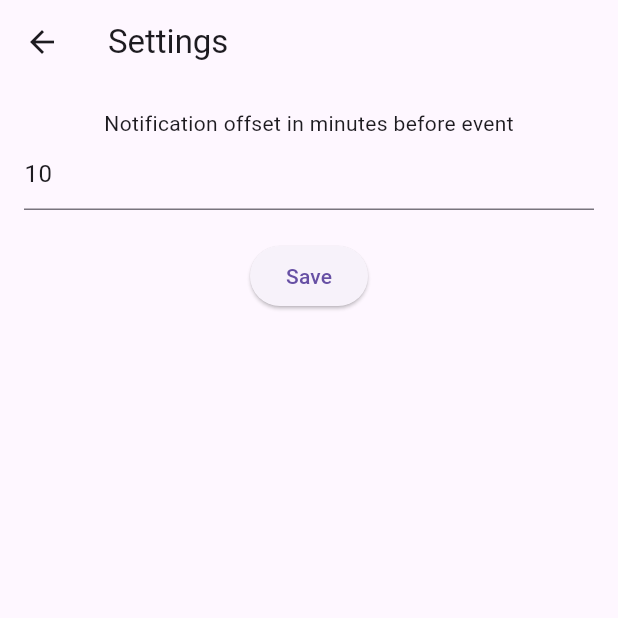
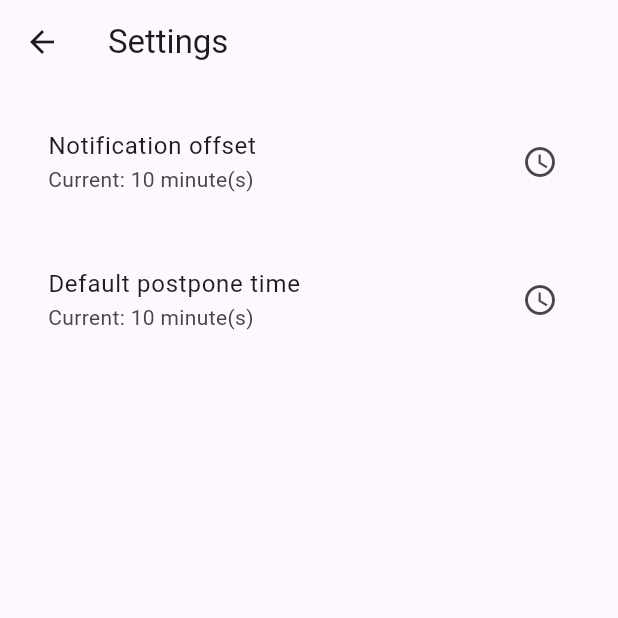
Before and after one commit to suvratp21/ugp-calendar-app, a Flutter app: the SettingsPage screen opened directly, on a phone screen of 412 x 824 dp, the top half of it. Run offline on Flutter 3.47's test engine with Material 3 defaults, Android fonts, the phone set to English and light mode, and no system bars; our stand-ins replace awesome_notifications, flutter_spinkit, google_sign_in, syncfusion_flutter_calendar; missing offline and left inert: googleapis.

Commit message:
notification reject/postpone option wroking , and set default postpone option ready

```diff
--- a/lib/notification_settings.dart
+++ b/lib/notification_settings.dart
@@ -1,3 +1,6 @@
 class NotificationSettings {
-  static int defaultNotificationOffset = 10; // in minutes
+  // Default offset time in minutes before the event
+  static int defaultNotificationOffset = 10;
+  // Default postpone time in minutes for shifting event start time
+  static int defaultPostponeTime = 10;
 }
--- a/lib/settings_page.dart
+++ b/lib/settings_page.dart
@@ -8,29 +8,42 @@ class SettingsPage extends StatefulWidget {
 }
 
 class _SettingsPageState extends State<SettingsPage> {
-  late TextEditingController _controller;
+  int _offsetMinutes = NotificationSettings.defaultNotificationOffset;
+  int _postponeMinutes = NotificationSettings.defaultPostponeTime;
 
-  @override
-  void initState() {
-    super.initState();
-    _controller = TextEditingController(
-        text: NotificationSettings.defaultNotificationOffset.toString());
-  }
-
-  @override
-  void dispose() {
-    _controller.dispose();
-    super.dispose();
-  }
-
-  void _saveSetting() {
-    final value = int.tryParse(_controller.text);
-    if (value != null) {
+  Future<void> _selectTime(String label, int currentMinutes,
+      void Function(int newMinutes) onTimeSelected) async {
+    // Calculate initial hour in 0–11 range.
+    final currentHour = currentMinutes ~/ 60;
+    final initialHour = currentHour < 12 ? currentHour : currentHour - 12;
+    final initialMinute = currentMinutes % 60;
+    final initialTime = TimeOfDay(hour: initialHour, minute: initialMinute);
+    final TimeOfDay? picked = await showTimePicker(
+      context: context,
+      initialTime: initialTime,
+      helpText: "Select $label time ",
+      builder: (BuildContext context, Widget? child) {
+        // Force 24-hour mode so AM/PM option is removed.
+        return MediaQuery(
+          data: MediaQuery.of(context).copyWith(alwaysUse24HourFormat: true),
+          child: child!,
+        );
+      },
+    );
+    if (picked != null) {
+      // Normalize picked hour: if hour >=12 then subtract 12 so that 12 becomes 0.
+      final normalizedHour = picked.hour < 12 ? picked.hour : picked.hour - 12;
+      final newMinutes = normalizedHour * 60 + picked.minute;
       setState(() {
-        NotificationSettings.defaultNotificationOffset = value;
+        onTimeSelected(newMinutes);
+        NotificationSettings.defaultNotificationOffset =
+            label == "notification offset"
+                ? newMinutes
+                : NotificationSettings.defaultNotificationOffset;
+        NotificationSettings.defaultPostponeTime = label == "postpone"
+            ? newMinutes
+            : NotificationSettings.defaultPostponeTime;
       });
-      ScaffoldMessenger.of(context)
-          .showSnackBar(const SnackBar(content: Text("Default time updated")));
     }
   }
 
@@ -42,19 +55,30 @@ class _SettingsPageState extends State<SettingsPage> {
         padding: const EdgeInsets.all(16.0),
         child: Column(
           children: [
-            const Text("Notification offset in minutes before event"),
-            TextField(
-              controller: _controller,
-              keyboardType: TextInputType.number,
-              decoration: const InputDecoration(
-                hintText: "Enter minutes",
-              ),
+            // Notification offset picker.
+            ListTile(
+              title: const Text("Notification offset"),
+              subtitle: Text("Current: $_offsetMinutes minute(s)"),
+              trailing: const Icon(Icons.access_time),
+              onTap: () async {
+                await _selectTime("notification offset", _offsetMinutes,
+                    (newMinutes) {
+                  _offsetMinutes = newMinutes;
+                });
+              },
             ),
             const SizedBox(height: 20),
-            ElevatedButton(
-              onPressed: _saveSetting,
-              child: const Text("Save"),
-            )
+            // Postpone time picker.
+            ListTile(
+              title: const Text("Default postpone time"),
+              subtitle: Text("Current: $_postponeMinutes minute(s)"),
+              trailing: const Icon(Icons.access_time),
+              onTap: () async {
+                await _selectTime("postpone", _postponeMinutes, (newMinutes) {
+                  _postponeMinutes = newMinutes;
+                });
+              },
+            ),
           ],
         ),
       ),
```
